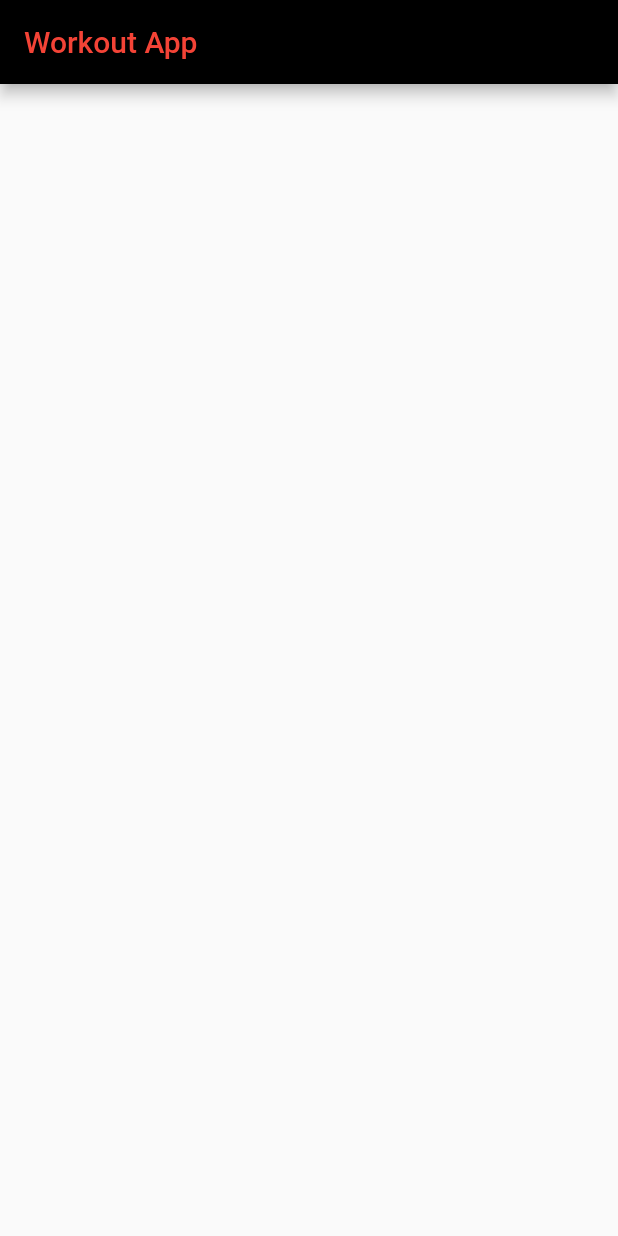
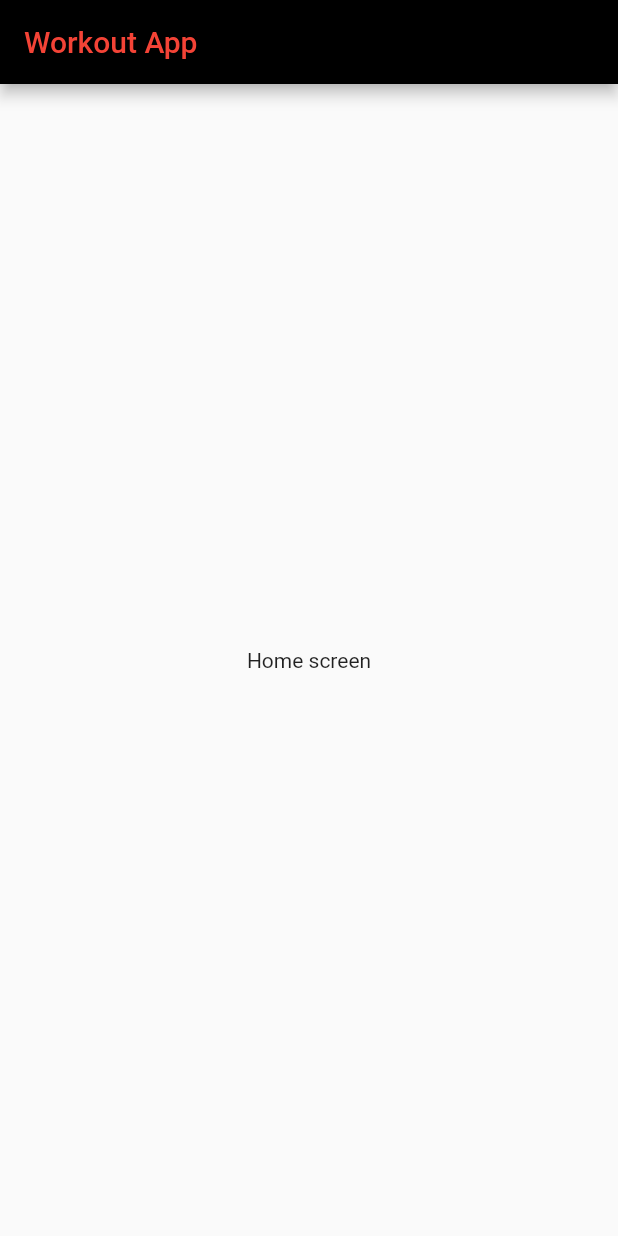
Before and after one commit to OluC94/workout-app-fe-flutter, a Flutter app: the screen it shows after launch, on a phone screen of 412 x 824 dp. Run offline on Flutter 3.47's test engine with Material 2 defaults, Android fonts, the phone set to English and light mode, and no system bars.

Commit message:
import homescreen to main app

```diff
--- a/workout_app/lib/main.dart
+++ b/workout_app/lib/main.dart
@@ -1,24 +1,22 @@
 import 'package:flutter/material.dart';
+import 'package:workout_app/screens/home_screen.dart';
 
 void main() {
   runApp(const MyApp());
 }
 
-class MyApp extends StatelessWidget {
+class MyApp extends StatefulWidget {
   const MyApp({super.key});
 
   @override
+  State<MyApp> createState() => _MyAppState();
+}
+
+class _MyAppState extends State<MyApp> {
+  @override
   Widget build(BuildContext context) {
-    return MaterialApp(
-      home: Scaffold(
-        appBar: AppBar(
-          backgroundColor: Colors.black,
-          title: const Text(
-            "Workout App",
-            style: TextStyle(color: Colors.red),
-          ),
-        ),
-      ),
+    return const MaterialApp(
+      home: HomeScreen(),
     );
   }
 }
--- a/workout_app/lib/screens/HomeScreen.dart
+++ /dev/null
@@ -1 +0,0 @@
-import 'package:flutter/material.dart';
--- /dev/null
+++ b/workout_app/lib/screens/home_screen.dart
@@ -0,0 +1,19 @@
+import 'package:flutter/material.dart';
+
+class HomeScreen extends StatelessWidget {
+  const HomeScreen({super.key});
+
+  @override
+  Widget build(BuildContext context) {
+    return Scaffold(
+      appBar: AppBar(
+        backgroundColor: Colors.black,
+        title: const Text(
+          "Workout App",
+          style: TextStyle(color: Colors.red),
+        ),
+      ),
+      body: const Center(child: Text('Home screen')),
+    );
+  }
+}
```
